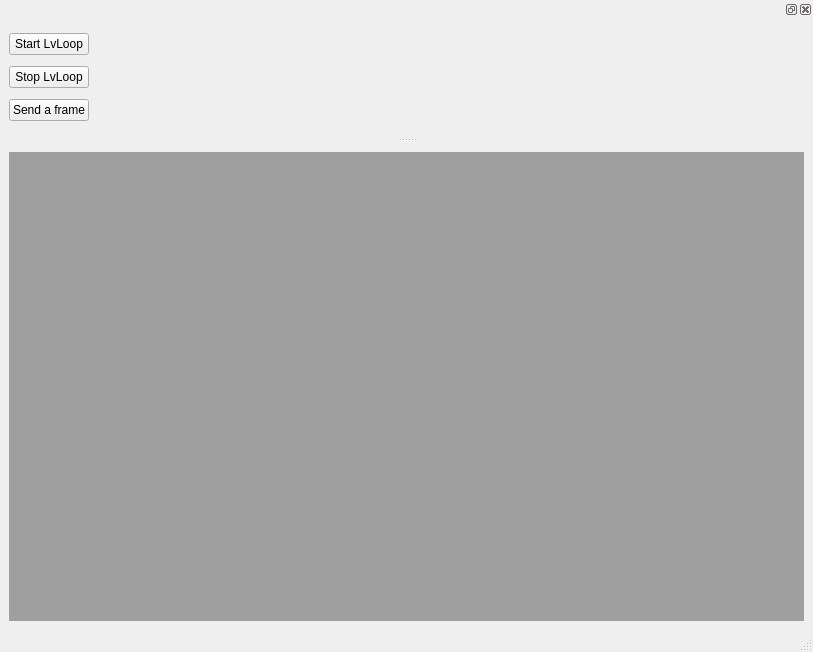
Before: the Qt Designer form TcpServer/cls_boneservermainwindow.ui in evovch/DKV_proto, drawn with Qt 5.
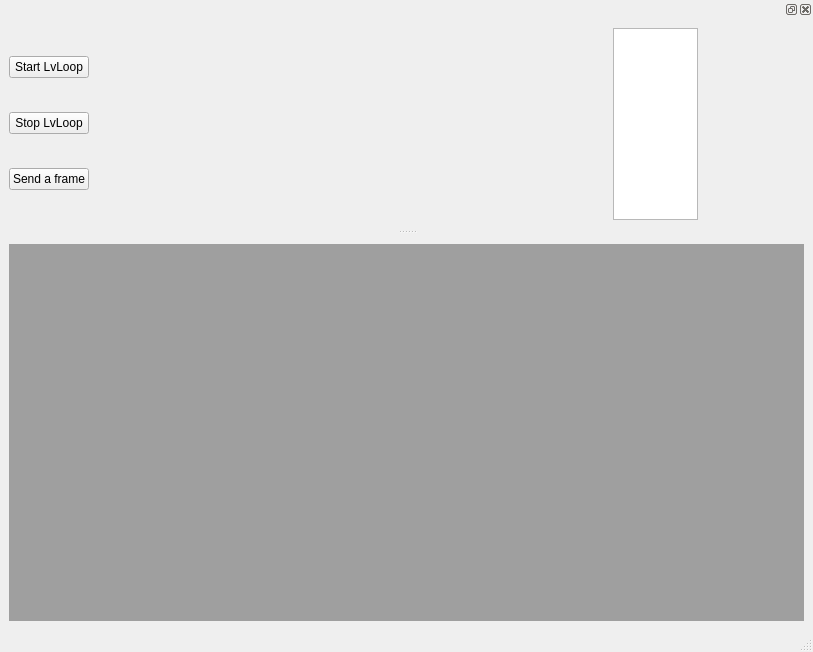
After: the same form once the commit is applied.

```diff
--- a/TcpServer/cls_boneservermainwindow.ui
+++ b/TcpServer/cls_boneservermainwindow.ui
@@ -75,6 +75,9 @@
        </property>
       </spacer>
      </item>
+     <item>
+      <widget class="QGraphicsView" name="graphicsView"/>
+     </item>
      <item>
       <widget class="QLabel" name="label">
        <property name="minimumSize">
```
